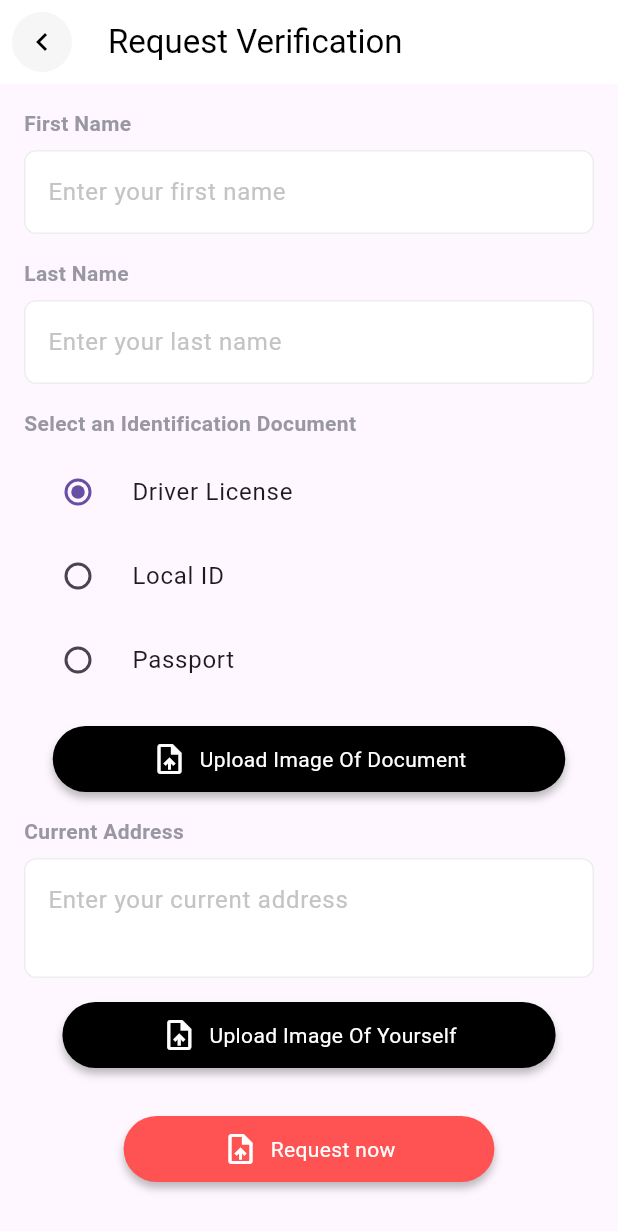
After one commit to mustakimcse/new_stack_food, a Flutter app: the RequestVerificationScreen screen opened directly, on a phone screen of 412 x 824 dp. The commit adds this screen. Shown: the top 1231 px of the screen. Run offline on Flutter 3.47's test engine with Material 3 defaults, Android fonts, the phone set to English and light mode, and no system bars; our stand-ins replace cached_network_image, get, image_picker, shared_preferences; accounts and stored records are empty.

Commit message:
request and verification

```diff
--- /dev/null
+++ b/lib/screen/profile/request_verificaton_screen.dart
@@ -0,0 +1,241 @@
+import 'package:flutter/material.dart';
+import 'package:stack_food/util/consttants.dart';
+import 'package:stack_food/util/responsiveSize.dart';
+import 'package:stack_food/widgets/custom_button.dart';
+
+class RequestVerificationScreen extends StatefulWidget {
+  const RequestVerificationScreen({super.key});
+
+  @override
+  State<RequestVerificationScreen> createState() =>
+      _RequestVerificationScreenState();
+}
+
+class _RequestVerificationScreenState
+    extends State<RequestVerificationScreen> {
+  String selectedDocument = "Driver License";
+
+  @override
+  Widget build(BuildContext context) {
+    return Scaffold(
+      appBar: AppBar(
+        leading: Padding(
+          padding: const EdgeInsets.all(8.0),
+          child: Container(
+            decoration: const BoxDecoration(
+                borderRadius: BorderRadius.all(Radius.circular(30)),
+                color: Color(0xfff6f6f6)
+            ),
+            child: IconButton(
+              icon: const Icon(Icons.chevron_left, color: Colors.black),
+              onPressed: () {
+                Navigator.pop(context);
+              },
+            ),
+          ),
+        ),
+        title: const Text("Request Verification"),
+        backgroundColor: Colors.white,
+        foregroundColor: Colors.black,
+        elevation: 0,
+      ),
+      body: Padding(
+        padding: const EdgeInsets.all(16.0),
+        child: SingleChildScrollView(
+          child: Column(
+            crossAxisAlignment: CrossAxisAlignment.start,
+            children: [
+              const Text(
+                "First Name",
+                style: TextStyle(fontWeight: FontWeight.bold,color: mrTextTitleColor),
+              ),
+              const SizedBox(height: 8),
+              TextField(
+                decoration: InputDecoration(
+                  hintText: "Enter your first name",
+                  filled: true,
+                  fillColor: Colors.white,
+                  hintStyle: TextStyle(color: Color(0xffc4c4c4)),
+                  border: OutlineInputBorder(
+                    borderRadius: BorderRadius.circular(8.0), // Rounded corners
+                    borderSide: const BorderSide(
+                      color: Color(0xffeeeeee), // Border color
+                      width: 1.0, // Border width
+                    ),
+                  ),
+                  enabledBorder: OutlineInputBorder(
+                    borderRadius: BorderRadius.circular(8.0), // Rounded corners
+                    borderSide: const BorderSide(
+                      color: Color(0xffeeeeee), // Border color for enabled state
+                      width: 1.0, // Border width
+                    ),
+                  ),
+                  focusedBorder: OutlineInputBorder(
+                    borderRadius: BorderRadius.circular(8.0), // Rounded corners
+                    borderSide: const BorderSide(
+                      color: Color(0xffeeeeee), // Border color for focused state
+                      width: 1.0, // Border width
+                    ),
+                  ),
+                ),
+              ),
+              const SizedBox(height: 16),
+              const Text(
+                "Last Name",
+                style: TextStyle(fontWeight: FontWeight.bold,color: mrTextTitleColor),
+              ),
+              const SizedBox(height: 8),
+              TextField(
+                decoration: InputDecoration(
+                  hintText: "Enter your last name",
+                  filled: true,
+                  fillColor: Colors.white,
+                  hintStyle: const TextStyle(color: Color(0xffc4c4c4)),
+                  border: OutlineInputBorder(
+                    borderRadius: BorderRadius.circular(8.0), // Rounded corners
+                    borderSide: const BorderSide(
+                      color: Color(0xffeeeeee), // Border color
+                      width: 1.0, // Border width
+                    ),
+                  ),
+                  enabledBorder: OutlineInputBorder(
+                    borderRadius: BorderRadius.circular(8.0), // Rounded corners
+                    borderSide: const BorderSide(
+                      color: Color(0xffeeeeee), // Border color for enabled state
+                      width: 1.0, // Border width
+                    ),
+                  ),
+                  focusedBorder: OutlineInputBorder(
+                    borderRadius: BorderRadius.circular(8.0), // Rounded corners
+                    borderSide: const BorderSide(
+                      color: Color(0xffeeeeee), // Border color for focused state
+                      width: 1.0, // Border width
+                    ),
+                  ),
+                ),
+              ),
+              const SizedBox(height: 16),
+              const Text(
+                "Select an Identification Document",
+                style: TextStyle(fontWeight: FontWeight.bold,color: mrTextTitleColor),
+              ),
+              const SizedBox(height: 8),
+              Column(
+                children: [
+                  RadioListTile(
+                    title: const Text("Driver License"),
+                    value: "Driver License",
+                    groupValue: selectedDocument,
+                    onChanged: (value) {
+                      setState(() {
+                        selectedDocument = value.toString();
+                      });
+                    },
+                  ),
+                  RadioListTile(
+                    title: const Text("Local ID"),
+                    value: "Local ID",
+                    groupValue: selectedDocument,
+                    onChanged: (value) {
+                      setState(() {
+                        selectedDocument = value.toString();
+                      });
+                    },
+                  ),
+                  RadioListTile(
+                    title: const Text("Passport"),
+                    value: "Passport",
+                    groupValue: selectedDocument,
+                    onChanged: (value) {
+                      setState(() {
+                        selectedDocument = value.toString();
+                      });
+                    },
+                  ),
+                ],
+              ),
+              const SizedBox(height: 16),
+
+
+              Center(
+                child: CustomButton(
+                  padding: EdgeInsets.symmetric(horizontal: responsiveSize(context, 0.08, 0).height,vertical: 10),
+                  radius: 30,
+                  color: Colors.black,
+                  leading: const Icon(Icons.upload_file,color: Colors.white,),
+                    child: Text("Upload Image Of Document",style: TextStyle(color: Colors.white),),
+                    onPressed: (){}
+                ),
+              ),
+              const SizedBox(height: 16),
+              const Text(
+                "Current Address",
+                style: TextStyle(fontWeight: FontWeight.bold,color: mrTextTitleColor),
+              ),
+              const SizedBox(height: 8),
+              TextField(
+                maxLines: 2,
+                decoration: InputDecoration(
+                  hintText: "Enter your current address",
+                  filled: true,
+                  fillColor: Colors.white,
+                  hintStyle: TextStyle(color: Color(0xffc4c4c4)),
+                  border: OutlineInputBorder(
+                    borderRadius: BorderRadius.circular(8.0), // Rounded corners
+                    borderSide: const BorderSide(
+                      color: Color(0xffeeeeee), // Border color
+                      width: 1.0, // Border width
+                    ),
+                  ),
+                  enabledBorder: OutlineInputBorder(
+                    borderRadius: BorderRadius.circular(8.0), // Rounded corners
+                    borderSide: const BorderSide(
+                      color: Color(0xffeeeeee), // Border color for enabled state
+                      width: 1.0, // Border width
+                    ),
+                  ),
+                  focusedBorder: OutlineInputBorder(
+                    borderRadius: BorderRadius.circular(8.0), // Rounded corners
+                    borderSide: const BorderSide(
+                      color: Color(0xffeeeeee), // Border color for focused state
+                      width: 1.0, // Border width
+                    ),
+                  ),
+                ),
+              ),
+              const SizedBox(height: 16),
+
+              Center(
+                child: CustomButton(
+                    padding: EdgeInsets.symmetric(horizontal: responsiveSize(context, 0.08, 0).height,vertical: 10),
+                    radius: 30,
+                    color: Colors.black,
+                    leading: const Icon(Icons.upload_file,color: Colors.white,),
+                    child: Text("Upload Image Of Yourself",style: TextStyle(color: Colors.white),),
+                    onPressed: (){}
+                ),
+              ),
+              const SizedBox(height: 32),
+
+
+              Center(
+                child: CustomButton(
+                    padding: EdgeInsets.symmetric(horizontal: responsiveSize(context, 0.08, 0).height,vertical: 10),
+                    radius: 30,
+                    color: Colors.redAccent,
+                    leading: const Icon(Icons.upload_file,color: Colors.white,),
+                    child: Text("Request now",style: TextStyle(color: Colors.white),),
+                    onPressed: (){}
+                ),
+              ),
+
+              const SizedBox(height: 32),
+
+
+            ],
+          ),
+        ),
+      ),
+    );
+  }
+}
--- a/lib/screen/setting_screen.dart
+++ b/lib/screen/setting_screen.dart
@@ -4,6 +4,7 @@ import 'package:get/get_core/src/get_main.dart';
 import 'package:stack_food/model/upload_model.dart';
 import 'package:stack_food/screen/profile/order_history_screen.dart';
 import 'package:stack_food/screen/profile/profile_update_screen.dart';
+import 'package:stack_food/screen/profile/request_verificaton_screen.dart';
 import 'package:stack_food/screen/wallet/get_coins_screen.dart';
 import 'package:stack_food/screen/wallet/wallet_screen.dart';
 
@@ -124,6 +125,8 @@ class _SettingScreenState extends State<SettingScreen> {
                       Get.to(WalletScreen());
                     }else if(option.id==6){
                       Get.to(GetCoinsScreen());
+                    }else if(option.id==11){
+                      Get.to(RequestVerificationScreen());
                     }
 
                   },
--- a/lib/util/consttants.dart
+++ b/lib/util/consttants.dart
@@ -1,3 +1,5 @@
 import 'package:flutter/material.dart';
 
 const mrBackground =  Color(0xffb80808);
+const mrTextTitleColor =  Color(0xff9997a2);
+const mrHintColor =  Color(0xffc4c4c4);
--- a/lib/widgets/custom_button.dart
+++ b/lib/widgets/custom_button.dart
@@ -7,6 +7,7 @@ class CustomButton extends StatelessWidget {
   final Color color; // Background color of the button
   final double radius; // Border radius of the button
   final double elevation; // Elevation of the button
+  final Widget? leading;
 
   const CustomButton({
     super.key,
@@ -16,6 +17,7 @@ class CustomButton extends StatelessWidget {
     this.color = const Color(0xffb80808),
     this.radius = 8.0,
     this.elevation = 4.0,
+    this.leading
   });
 
   @override
@@ -31,13 +33,21 @@ class CustomButton extends StatelessWidget {
             BoxShadow(
               color: Colors.black26,
               blurRadius: elevation,
-              offset: Offset(0, 4), // Shadow position
+              offset: const Offset(0, 4), // Shadow position
             ),
           ],
         ),
         padding: padding,
-        child: Center(
-          child: child,
+        child: Row(
+          mainAxisSize: MainAxisSize.min,
+          crossAxisAlignment: CrossAxisAlignment.center,
+          children: [
+            if (leading != null) ...[
+              leading!,
+              const SizedBox(width: 8), // Space between the icon and text
+            ],
+            child,
+          ],
         ),
       ),
     );
```
